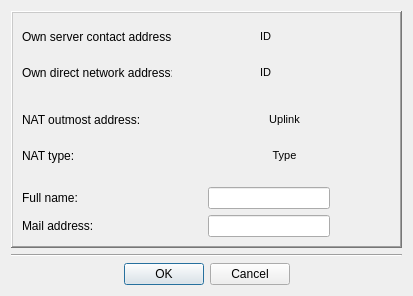
Homer-Conferencing/Homer-Conferencing, file Homer/forms/IdentityDialog.ui: the form before one commit.
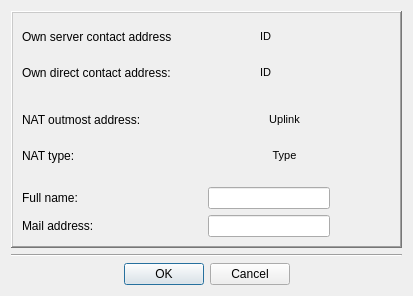
The form after the commit. Icons and pictures are not drawn.

The edit to the form file:
```diff
--- a/Homer/forms/IdentityDialog.ui
+++ b/Homer/forms/IdentityDialog.ui
@@ -186,7 +186,7 @@
            </size>
           </property>
           <property name="text">
-           <string>Own direct network address:</string>
+           <string>Own direct contact address:</string>
           </property>
          </widget>
         </item>
```
Left out of the diff: 1 changed line with no effect on the pictures.
